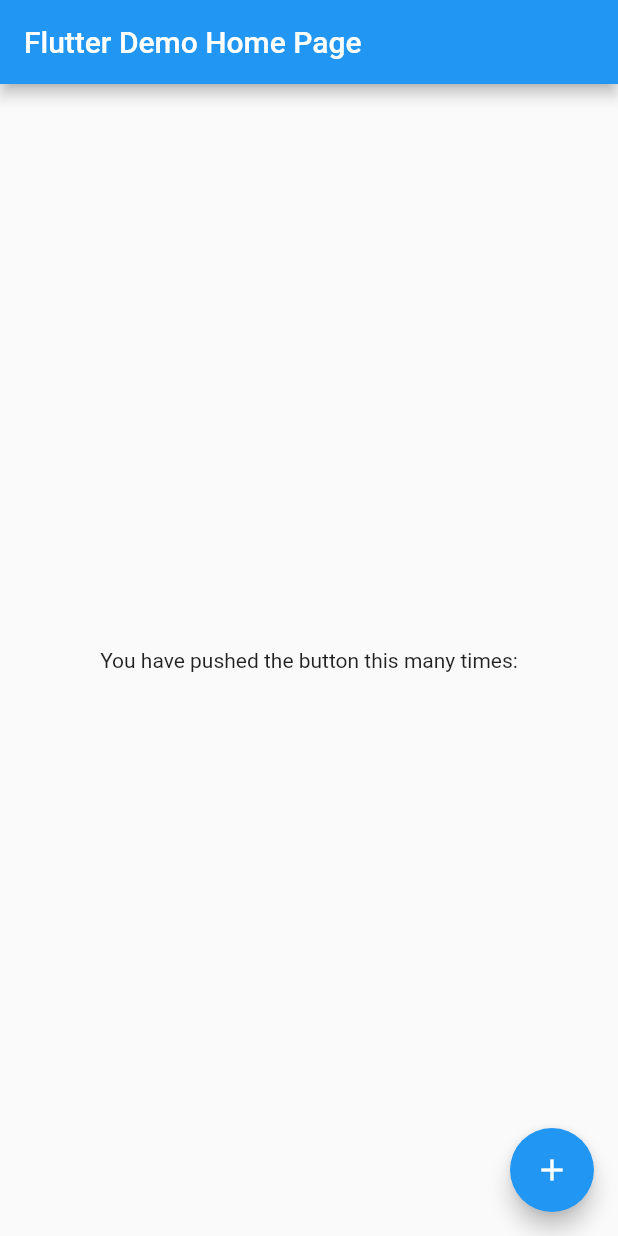
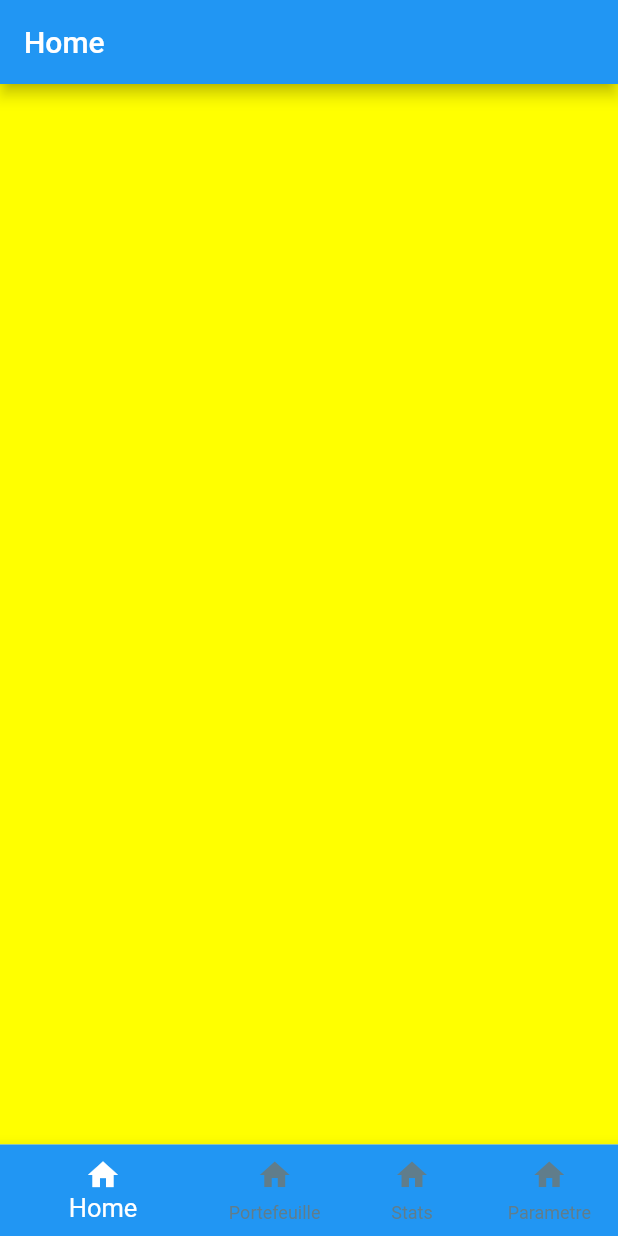
Before and after one commit to daRevrse/projet_suivi_depenses_2021, a Flutter app: the screen it shows after launch, on a phone screen of 412 x 824 dp. Run offline on Flutter 3.47's test engine with Material 2 defaults, Android fonts, the light colour scheme and no system bars.

Commit message:
Creation du Bottom Bar Navigation Test de naviguation

```diff
--- a/projet_suivi_de_depenses2021/lib/main.dart
+++ b/projet_suivi_de_depenses2021/lib/main.dart
@@ -1,56 +1,52 @@
+import 'package:flutter/cupertino.dart';
 import 'package:flutter/material.dart';
+import 'package:projet_suivi_de_depenses2021/pages/page_parametre.dart';
+import 'package:projet_suivi_de_depenses2021/pages/page_portefeuille.dart';
+import 'package:projet_suivi_de_depenses2021/pages/page_stats.dart';
+import 'package:projet_suivi_de_depenses2021/pages/page_transactions.dart';
 
 void main() {
-  runApp(const MyApp());
+  runApp(const MainPage());
 }
 
-class MyApp extends StatelessWidget {
-  const MyApp({Key? key}) : super(key: key);
+class MainPage extends StatefulWidget {
+  const MainPage({Key? key}) : super(key: key);
 
-  // This widget is the root of your application.
+  @override
+  _MainPageState createState() => _MainPageState();
+}
+
+class _MainPageState extends State<MainPage> {
+
+  int pageIndex = 0;
+  final screens = [
+    Transaction(),
+    Portefeuille(),
+    Stats(),
+    Parametre()
+  ];
+
   @override
   Widget build(BuildContext context) {
     return MaterialApp(
-      title: 'Flutter Demo',
-      theme: ThemeData(
-        primarySwatch: Colors.blue,
-      ),
-      home: const MyHomePage(title: 'Flutter Demo Home Page'),
-    );
-  }
-}
+      debugShowCheckedModeBanner: false,
+      home: Scaffold(
+        appBar: AppBar(title: Text("Home"),),
+        body: screens[pageIndex],
 
-class MyHomePage extends StatefulWidget {
-  const MyHomePage({Key? key, required this.title}) : super(key: key);
-
-  final String title;
-
-  @override
-  State<MyHomePage> createState() => _MyHomePageState();
-}
-
-class _MyHomePageState extends State<MyHomePage> {
-
-  @override
-  Widget build(BuildContext context) {
-
-    return Scaffold(
-      appBar: AppBar(
-        title: Text(widget.title),
-      ),
-      body: Center(
-        child: Column(
-          mainAxisAlignment: MainAxisAlignment.center,
-          children: <Widget>[
-            const Text(
-              'You have pushed the button this many times:',
-            ),
-          ],
-        ),
-      ),
-      floatingActionButton: FloatingActionButton(
-        onPressed: (){},
-        child: const Icon(Icons.add),
+        //La bar de naviguation du bas
+        bottomNavigationBar: BottomNavigationBar(
+          currentIndex: pageIndex,
+          onTap: (index) => setState(() =>pageIndex = index),
+          selectedFontSize: 17,
+          showUnselectedLabels: true,
+          unselectedItemColor: Colors.blueGrey,
+          items: [
+            BottomNavigationBarItem(icon: Icon(Icons.home),label: "Home",backgroundColor: Colors.blue,),
+            BottomNavigationBarItem(icon: Icon(Icons.home),label: "Portefeuille",backgroundColor: Colors.yellowAccent,),
+            BottomNavigationBarItem(icon: Icon(Icons.home),label: "Stats",backgroundColor: Colors.greenAccent,),
+            BottomNavigationBarItem(icon: Icon(Icons.home),label: "Parametre",backgroundColor: Colors.redAccent,),
+        ],),
       ),
     );
   }
--- a/projet_suivi_de_depenses2021/lib/pages/page_parametre.dart
+++ b/projet_suivi_de_depenses2021/lib/pages/page_parametre.dart
@@ -0,0 +1,19 @@
+import 'package:flutter/material.dart';
+
+class Parametre extends StatefulWidget {
+  const Parametre({Key? key}) : super(key: key);
+
+  @override
+  _ParametreState createState() => _ParametreState();
+}
+
+class _ParametreState extends State<Parametre> {
+  @override
+  Widget build(BuildContext context) {
+    return Scaffold(
+      body: Container(
+        color: Colors.grey,
+      ),
+    );
+  }
+}
--- a/projet_suivi_de_depenses2021/lib/pages/page_portefeuille.dart
+++ b/projet_suivi_de_depenses2021/lib/pages/page_portefeuille.dart
@@ -0,0 +1,19 @@
+import 'package:flutter/material.dart';
+
+class Portefeuille extends StatefulWidget {
+  const Portefeuille({Key? key}) : super(key: key);
+
+  @override
+  _PortefeuilleState createState() => _PortefeuilleState();
+}
+
+class _PortefeuilleState extends State<Portefeuille> {
+  @override
+  Widget build(BuildContext context) {
+    return Scaffold(
+      body: Container(
+        color: Colors.redAccent,
+      ),
+    );
+  }
+}
--- a/projet_suivi_de_depenses2021/lib/pages/page_stats.dart
+++ b/projet_suivi_de_depenses2021/lib/pages/page_stats.dart
@@ -0,0 +1,19 @@
+import 'package:flutter/material.dart';
+
+class Stats extends StatefulWidget {
+  const Stats({Key? key}) : super(key: key);
+
+  @override
+  _StatsState createState() => _StatsState();
+}
+
+class _StatsState extends State<Stats> {
+  @override
+  Widget build(BuildContext context) {
+    return Scaffold(
+      body: Container(
+        color: Colors.blueAccent,
+      ),
+    );
+  }
+}
--- a/projet_suivi_de_depenses2021/lib/pages/page_transactions.dart
+++ b/projet_suivi_de_depenses2021/lib/pages/page_transactions.dart
@@ -0,0 +1,19 @@
+import 'package:flutter/material.dart';
+
+class Transaction extends StatefulWidget {
+  const Transaction({Key? key}) : super(key: key);
+
+  @override
+  _TransactionState createState() => _TransactionState();
+}
+
+class _TransactionState extends State<Transaction> {
+  @override
+  Widget build(BuildContext context) {
+    return Scaffold(
+      body: Container(
+        color: Colors.yellowAccent,
+      ),
+    );
+  }
+}
```
Also changed, not shown: 2 other files.
